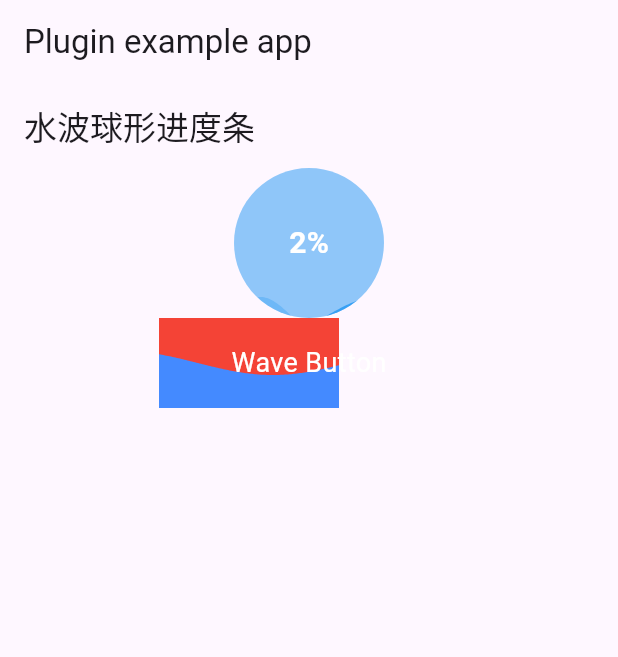
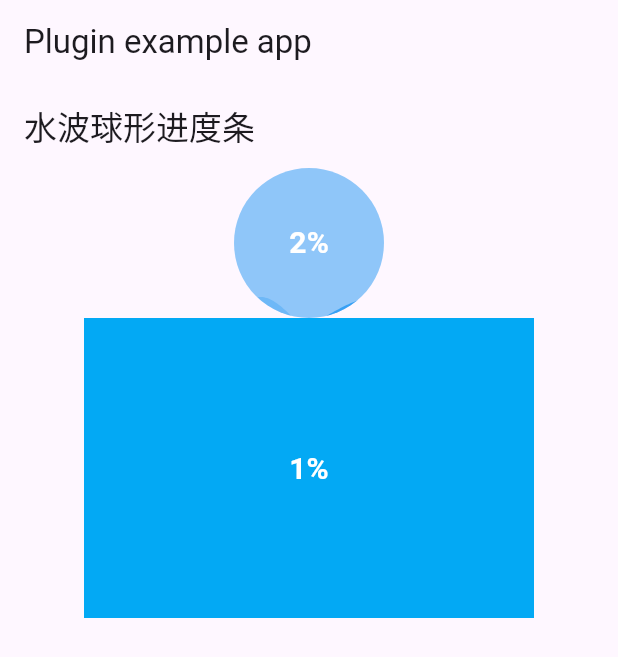
Before and after one commit to 7-bit11/flutter_progress_bar_button, a Flutter app: the screen it shows after launch, after a tap on an icon or button, on a phone screen of 412 x 824 dp. Shown: the top 657 px of the screen. Run offline on Flutter 3.47's test engine with Material 3 defaults, Android fonts, the phone set to English and light mode, and no system bars.

Commit message:
✨ feat(背景颜色):

```diff
--- a/example/lib/circualr_progress_button_example.dart
+++ b/example/lib/circualr_progress_button_example.dart
@@ -38,9 +38,8 @@ class _WaterWaveProgressPageState extends State<CircualrProgressButtonExample> {
                   });
                 }),
           ),
-          WaveProgressButton(
-            width: 200, // 设置按钮宽度
-            height: 60, // 设置按钮高度
+          WaveProgressBar(
+            progress: progress.clamp(0, 1),
           )
         ],
       ),
--- a/lib/src/circular/circular_progress_button.dart
+++ b/lib/src/circular/circular_progress_button.dart
@@ -171,6 +171,7 @@ class MultiLayerWaterWavePainter extends CustomPainter {
   /// 2、4、6 排序显示为 最上层为 6 、4 、2
   final List<Color> colorsWave;
 
+  /// 背景颜色
   final Color backgroundColor;
   MultiLayerWaterWavePainter(
       {required this.waveAnimationValue,
--- a/lib/src/circular/wavn.dart
+++ b/lib/src/circular/wavn.dart
@@ -1,127 +1,182 @@
+// ignore_for_file: use_super_parameters
+
 import 'dart:math';
 
 import 'package:flutter/material.dart';
 
-import 'package:flutter/material.dart';
-import 'dart:math';
+class WaveProgressBarPainter extends CustomPainter {
+  final double progress; // 进度 0.0 到 1.0
+  final double wavePhase; // 波浪相位，用于控制波浪动画
 
-void main() => runApp(MyApp());
+  WaveProgressBarPainter(this.progress, this.wavePhase);
 
-class MyApp extends StatelessWidget {
   @override
-  Widget build(BuildContext context) {
-    return MaterialApp(
-      home: Scaffold(
-        appBar: AppBar(title: Text('波浪进度按钮')),
-        body: Center(
-          child: WaveProgressButton(
-            width: 200, // 设置按钮宽度
-            height: 60, // 设置按钮高度
-          ),
+  void paint(Canvas canvas, Size size) {
+    // 设置矩形和波浪的颜色
+    Paint backgroundPaint = Paint()
+      ..color = Colors.blue // 背景颜色
+      ..style = PaintingStyle.fill;
+
+    Paint wavePaint = Paint()
+      ..color = Colors.lightBlue // 波浪颜色
+      ..style = PaintingStyle.fill;
+
+    // 创建矩形路径
+    Rect rect = Rect.fromCenter(
+        center: Offset(size.width / 2, size.height / 2),
+        width: 300,
+        height: size.height);
+
+    // 绘制矩形背景
+    canvas.drawRect(rect, backgroundPaint);
+
+    // 创建波浪路径
+    Path wavePath = Path();
+    double waveHeight = 20.0; // 波浪高度
+    double waveLength = 100.0; // 波长
+
+    // 计算进度条高度，从高度的一半开始
+    double progressHeight = size.height / 2 * (1 - progress);
+
+    wavePath.moveTo(rect.left - wavePhase, rect.bottom);
+    for (double x = rect.left - wavePhase;
+        x <= rect.right + waveLength;
+        x += waveLength) {
+      wavePath.quadraticBezierTo(
+        x + waveLength / 4,
+        rect.bottom - waveHeight + progressHeight,
+        x + waveLength / 2,
+        rect.bottom + progressHeight,
+      );
+    }
+    wavePath.lineTo(rect.right, rect.bottom);
+    wavePath.lineTo(rect.right, rect.top);
+    wavePath.lineTo(rect.left, rect.top);
+    wavePath.close();
+
+    // 使用裁剪来限制波浪的绘制区域
+    canvas.clipRect(rect);
+
+    // 绘制波浪
+    canvas.drawPath(wavePath, wavePaint);
+
+    // 如果需要在波浪上显示进度文本
+    TextPainter textPainter = TextPainter(
+      text: TextSpan(
+        text: "${(progress * 100).toInt()}%",
+        style: TextStyle(
+          color: Colors.white,
+          fontSize: 20,
+          fontWeight: FontWeight.bold,
         ),
       ),
+      textDirection: TextDirection.ltr,
     );
+    textPainter.layout(
+      minWidth: 0,
+      maxWidth: size.width,
+    );
+    Offset textOffset = Offset(rect.center.dx - textPainter.width / 2,
+        rect.center.dy - textPainter.height / 2);
+    textPainter.paint(canvas, textOffset);
+  }
+
+  @override
+  bool shouldRepaint(covariant CustomPainter oldDelegate) {
+    return true;
   }
 }
 
-class WaveProgressButton extends StatefulWidget {
-  final double width;
-  final double height;
+class WaveProgressBar extends StatefulWidget {
+  final double progress;
 
-  const WaveProgressButton(
-      {Key? key, required this.width, required this.height})
-      : super(key: key);
+  WaveProgressBar({required this.progress});
 
   @override
-  _WaveProgressButtonState createState() => _WaveProgressButtonState();
+  _WaveProgressBarState createState() => _WaveProgressBarState();
 }
 
-class _WaveProgressButtonState extends State<WaveProgressButton>
-    with SingleTickerProviderStateMixin {
-  late AnimationController _controller;
+class _WaveProgressBarState extends State<WaveProgressBar>
+    with TickerProviderStateMixin {
+  late AnimationController _waveController;
+  late AnimationController _progressController;
+  late Animation<double> _progressAnimation;
+  double _wavePhase = 0.0;
+  double _currentProgress = 0.0;
 
   @override
   void initState() {
     super.initState();
-    _controller = AnimationController(
+
+    // 初始化波浪动画控制器，动画速度减慢
+    _waveController = AnimationController(
       vsync: this,
-      duration: Duration(seconds: 4), // 动画持续时间
-    )..repeat(); // 无限循环播放
+      duration: Duration(seconds: 4), // 调整持续时间让波浪更缓慢
+    )..repeat(); // 不断重复动画
+
+    // 波浪动画
+    _waveController.addListener(() {
+      setState(() {
+        _wavePhase += 5; // 控制波浪相位的移动速度，调慢波浪移动
+        if (_wavePhase > 100) {
+          _wavePhase -= 100;
+        }
+      });
+    });
+
+    // 初始化进度条动画控制器
+    _progressController = AnimationController(
+      vsync: this,
+      duration: Duration(seconds: 2), // 控制进度条变化的动画时长
+    );
+
+    // 进度动画
+    _progressAnimation = Tween<double>(
+      begin: 0.0,
+      end: widget.progress,
+    ).animate(_progressController)
+      ..addListener(() {
+        setState(() {
+          _currentProgress = _progressAnimation.value;
+        });
+      });
+
+    // 开始进度条动画
+    _progressController.forward();
+  }
+
+  @override
+  void didUpdateWidget(WaveProgressBar oldWidget) {
+    super.didUpdateWidget(oldWidget);
+    if (oldWidget.progress != widget.progress) {
+      // 更新进度条动画的目标值
+      _progressAnimation = Tween<double>(
+        begin: _currentProgress,
+        end: widget.progress,
+      ).animate(_progressController)
+        ..addListener(() {
+          setState(() {
+            _currentProgress = _progressAnimation.value;
+          });
+        });
+
+      // 重新开始进度条动画
+      _progressController.forward(from: 0.0);
+    }
   }
 
   @override
   void dispose() {
-    _controller.dispose();
+    _waveController.dispose();
+    _progressController.dispose();
     super.dispose();
   }
 
   @override
   Widget build(BuildContext context) {
-    return GestureDetector(
-      onTap: () {
-        // 按钮点击处理
-      },
-      child: Stack(
-        alignment: Alignment.center,
-        children: [
-          CustomPaint(
-            size: Size(widget.width, widget.height), // 使用传入的宽度和高度
-            painter: WavePainter(
-              animation: _controller,
-              progress: 0.6, // 可以动态调整进度
-            ),
-          ),
-          Text(
-            "Wave Button",
-            style: TextStyle(color: Colors.white, fontSize: 18),
-          ),
-        ],
-      ),
+    return CustomPaint(
+      painter: WaveProgressBarPainter(_currentProgress, _wavePhase),
+      size: Size(300, 200),
     );
   }
 }
-
-class WavePainter extends CustomPainter {
-  final Animation<double> animation;
-  final double waveHeight = 8.0; // 波浪高度
-  final double waveLength = 200.0; // 波浪长度，调整平滑度
-  final double waveSpeed = 2.0; // 波浪速度
-  final double progress; // 进度
-
-  WavePainter({required this.animation, required this.progress})
-      : super(repaint: animation);
-
-  @override
-  void paint(Canvas canvas, Size size) {
-    Paint wavePaint = Paint()..color = Colors.blueAccent;
-    Paint progressPaint = Paint()..color = Colors.red;
-
-    // 绘制进度条背景
-    Rect progressRect = Rect.fromLTWH(0, 0, size.width * progress, size.height);
-    canvas.drawRect(progressRect, progressPaint);
-
-    // 绘制波浪效果
-    Path wavePath = Path();
-    double waveOffset = waveSpeed * animation.value * waveLength;
-
-    // 使波浪从画布左侧延伸至右侧，平滑过渡
-    wavePath.moveTo(-waveLength + waveOffset, size.height / 2);
-    for (double i = -waveLength; i <= size.width + waveLength; i += 1) {
-      double y = sin((i / waveLength) * 2 * pi + waveOffset) * waveHeight +
-          size.height / 2;
-      wavePath.lineTo(i, y);
-    }
-    wavePath.lineTo(size.width, size.height);
-    wavePath.lineTo(0, size.height);
-    wavePath.close();
-
-    // 剪切波浪区域
-    canvas.clipRect(progressRect);
-    canvas.drawPath(wavePath, wavePaint);
-  }
-
-  @override
-  bool shouldRepaint(covariant CustomPainter oldDelegate) {
-    return true; // 动画更新时重绘
-  }
-}
```
